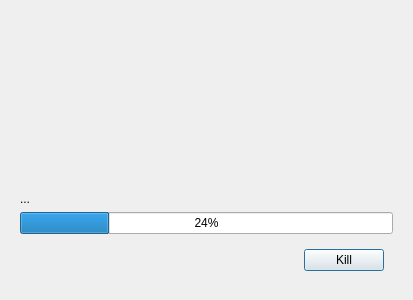
This is qtlongrun/_loruf.ui in 1000101cz/qtlongrun as Qt 5 draws it before an edit. The edited form follows.
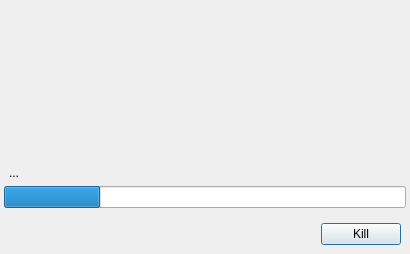
This is the edited form.

Commit message: modifiable loading window stylesheet and flags & new version

Diff of the .ui file:
```diff
--- a/qtlongrun/_loruf.ui
+++ b/qtlongrun/_loruf.ui
@@ -6,17 +6,44 @@
    <rect>
     <x>0</x>
     <y>0</y>
-    <width>400</width>
-    <height>300</height>
+    <width>410</width>
+    <height>254</height>
    </rect>
   </property>
   <property name="windowTitle">
    <string>Dialog</string>
   </property>
   <layout class="QVBoxLayout" name="verticalLayout">
+   <property name="spacing">
+    <number>0</number>
+   </property>
+   <property name="leftMargin">
+    <number>0</number>
+   </property>
+   <property name="topMargin">
+    <number>0</number>
+   </property>
+   <property name="rightMargin">
+    <number>0</number>
+   </property>
+   <property name="bottomMargin">
+    <number>0</number>
+   </property>
    <item>
     <widget class="QWidget" name="widget_2" native="true">
-     <layout class="QVBoxLayout" name="verticalLayout_2" stretch="1,0,0,0,0">
+     <layout class="QVBoxLayout" name="verticalLayout_2" stretch="1,0,0,0">
+      <property name="leftMargin">
+       <number>0</number>
+      </property>
+      <property name="topMargin">
+       <number>0</number>
+      </property>
+      <property name="rightMargin">
+       <number>0</number>
+      </property>
+      <property name="bottomMargin">
+       <number>0</number>
+      </property>
       <item>
        <widget class="QLabel" name="label">
         <property name="text">
@@ -25,30 +52,53 @@
        </widget>
       </item>
       <item>
-       <spacer name="verticalSpacer">
-        <property name="orientation">
-         <enum>Qt::Vertical</enum>
-        </property>
-        <property name="sizeHint" stdset="0">
-         <size>
-          <width>20</width>
-          <height>40</height>
-         </size>
-        </property>
-       </spacer>
-      </item>
-      <item>
-       <widget class="QLabel" name="label_desc">
-        <property name="text">
-         <string>...</string>
-        </property>
+       <widget class="QWidget" name="widget" native="true">
+        <layout class="QHBoxLayout" name="horizontalLayout_2">
+         <property name="topMargin">
+          <number>0</number>
+         </property>
+         <property name="bottomMargin">
+          <number>0</number>
+         </property>
+         <item>
+          <widget class="QLabel" name="label_desc">
+           <property name="text">
+            <string>...</string>
+           </property>
+           <property name="indent">
+            <number>-1</number>
+           </property>
+          </widget>
+         </item>
+        </layout>
        </widget>
       </item>
       <item>
-       <widget class="QProgressBar" name="progressBar">
-        <property name="value">
-         <number>24</number>
-        </property>
+       <widget class="QWidget" name="widget_3" native="true">
+        <layout class="QHBoxLayout" name="horizontalLayout_3">
+         <property name="leftMargin">
+          <number>4</number>
+         </property>
+         <property name="topMargin">
+          <number>0</number>
+         </property>
+         <property name="rightMargin">
+          <number>4</number>
+         </property>
+         <property name="bottomMargin">
+          <number>4</number>
+         </property>
+         <item>
+          <widget class="QProgressBar" name="progressBar">
+           <property name="value">
+            <number>24</number>
+           </property>
+           <property name="textVisible">
+            <bool>false</bool>
+           </property>
+          </widget>
+         </item>
+        </layout>
        </widget>
       </item>
       <item>
@@ -60,6 +110,18 @@
          </sizepolicy>
         </property>
         <layout class="QHBoxLayout" name="horizontalLayout">
+         <property name="leftMargin">
+          <number>9</number>
+         </property>
+         <property name="topMargin">
+          <number>5</number>
+         </property>
+         <property name="rightMargin">
+          <number>9</number>
+         </property>
+         <property name="bottomMargin">
+          <number>9</number>
+         </property>
          <item>
           <spacer name="horizontalSpacer">
            <property name="orientation">
```
The commit also changes 5 other files.
